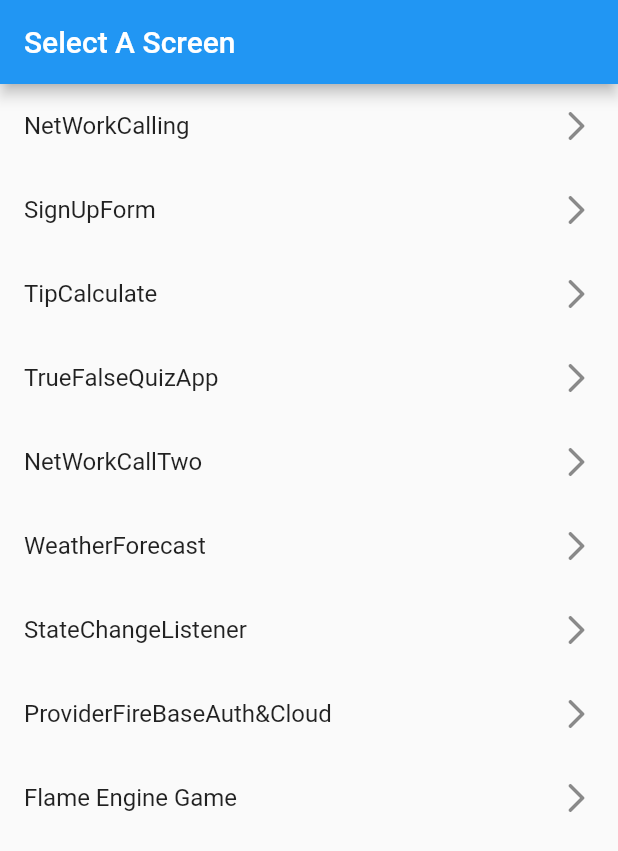
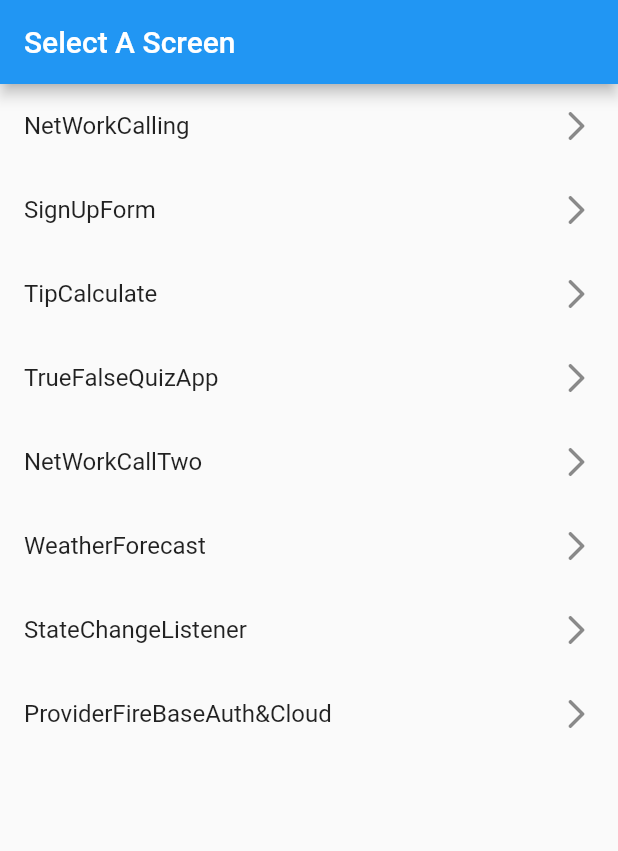
Before and after one commit to ASquare010/FlutterExamaple, a Flutter app: the screen it shows after launch, on a phone screen of 412 x 824 dp. Shown: the top 851 px of the screen. Run offline on Flutter 3.47's test engine with Material 2 defaults, Android fonts, the phone set to English and light mode, and no system bars; our stand-ins replace cloud_firestore, firebase_auth, firebase_core, flutter_rating_bar, font_awesome_flutter, geocoding and 2 more; accounts and stored records are empty.

Commit message:
Update main.dart

```diff
--- a/lib/main.dart
+++ b/lib/main.dart
@@ -30,7 +30,6 @@ class ScreenSelect extends StatelessWidget {
     Screen(WeatherForecast(), 'WeatherForecast'),
     Screen(StateChangeListener(), 'StateChangeListener'),
     Screen(BoardApp(), 'ProviderFireBaseAuth&Cloud'),
-    Screen(FlameGame(), 'Flame Engine Game'),
   ];
 
   @override
```
